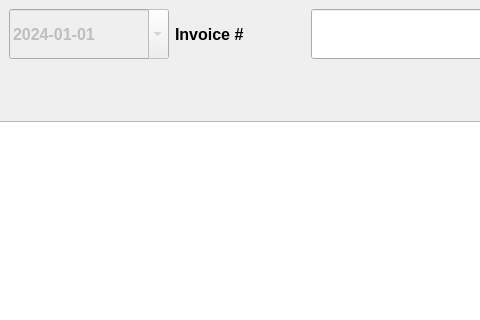
Before: the Qt Designer form forms_ui/invoices_view.ui in kennethinfante/thanos_app, drawn with Qt 5; both pictures show x 489 to 969 and y 0 to 320 of the 1321 by 893 pixel window.
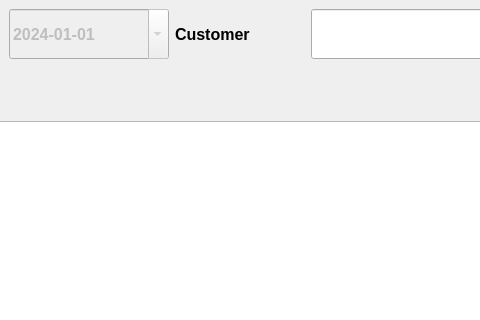
After: the same form once the commit is applied.

```diff
--- a/forms_ui/invoices_view.ui
+++ b/forms_ui/invoices_view.ui
@@ -195,7 +195,7 @@
          </font>
         </property>
         <property name="text">
-         <string>Invoice #</string>
+         <string>Customer</string>
         </property>
        </widget>
       </item>
```
Left out of the diff: 4 changed lines with no effect on the pictures.
